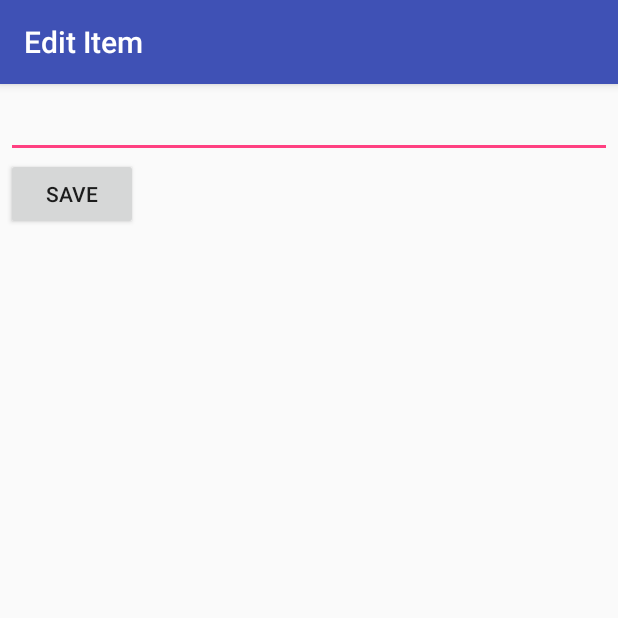
After one commit to alex-goodman/SimpleToDo, an Android app: the EditItemActivity screen opened directly, with no data from a screen before it, on a phone screen of 412 x 824 dp, the top half of it. The commit adds this screen. Run offline under Robolectric (Android 15) with nearby library versions, the phone set to English and light mode, and no system bars.

Commit message:
added edit functionality

```diff
--- a/app/src/main/AndroidManifest.xml
+++ b/app/src/main/AndroidManifest.xml
@@ -9,7 +9,8 @@
         android:roundIcon="@mipmap/ic_launcher_round"
         android:supportsRtl="true"
         android:theme="@style/AppTheme">
-        <activity android:name=".MainActivity"
+        <activity
+            android:name=".MainActivity"
             android:windowSoftInputMode="adjustResize">
             <intent-filter>
                 <action android:name="android.intent.action.MAIN" />
@@ -17,6 +18,7 @@
                 <category android:name="android.intent.category.LAUNCHER" />
             </intent-filter>
         </activity>
+        <activity android:name=".EditItemActivity"></activity>
     </application>
 
 </manifest>
--- /dev/null
+++ b/app/src/main/java/codepath/com/simpletodo/EditItemActivity.java
@@ -0,0 +1,41 @@
+package codepath.com.simpletodo;
+
+import android.content.Intent;
+import android.os.Bundle;
+import android.support.v7.app.AppCompatActivity;
+import android.view.View;
+import android.widget.EditText;
+
+import static codepath.com.simpletodo.MainActivity.ITEM_POSITION;
+import static codepath.com.simpletodo.MainActivity.ITEM_TEXT;
+
+public class EditItemActivity extends AppCompatActivity {
+
+    EditText etItemText;
+
+    // item's position in the list
+    int position;
+
+    @Override
+    protected void onCreate(Bundle savedInstanceState) {
+        super.onCreate(savedInstanceState);
+        setContentView(R.layout.activity_edit_item);
+
+        etItemText = (EditText) findViewById(R.id.etItemText);
+        etItemText.setText(getIntent().getStringExtra(ITEM_TEXT));
+
+        position = getIntent().getIntExtra(ITEM_POSITION, 0);
+
+        getSupportActionBar().setTitle("Edit Item");
+    }
+
+    public void onSaveItem(View v) {
+        Intent data = new Intent();
+
+        data.putExtra(ITEM_TEXT, etItemText.getText().toString());
+        data.putExtra(ITEM_POSITION, position);
+        setResult(RESULT_OK, data);
+        finish();
+
+    }
+}
--- /dev/null
+++ b/app/src/main/res/layout/activity_edit_item.xml
@@ -0,0 +1,32 @@
+<?xml version="1.0" encoding="utf-8"?>
+<android.support.constraint.ConstraintLayout xmlns:android="http://schemas.android.com/apk/res/android"
+    xmlns:app="http://schemas.android.com/apk/res-auto"
+    xmlns:tools="http://schemas.android.com/tools"
+    android:layout_width="match_parent"
+    android:layout_height="match_parent"
+    tools:context=".EditItemActivity">
+
+    <EditText
+        android:id="@+id/etItemText"
+        android:layout_width="0dp"
+        android:layout_height="wrap_content"
+        android:layout_marginEnd="4dp"
+        android:layout_marginLeft="4dp"
+        android:layout_marginRight="4dp"
+        android:layout_marginStart="4dp"
+        android:layout_marginTop="4dp"
+        android:ems="10"
+        android:inputType="textMultiLine"
+        app:layout_constraintEnd_toEndOf="parent"
+        app:layout_constraintStart_toStartOf="parent"
+        app:layout_constraintTop_toTopOf="parent" />
+
+    <Button
+        android:id="@+id/save_but"
+        android:layout_width="wrap_content"
+        android:layout_height="wrap_content"
+        android:text="Save"
+        android:onClick="onSaveItem"
+        app:layout_constraintStart_toStartOf="@+id/etItemText"
+        app:layout_constraintTop_toBottomOf="@+id/etItemText" />
+</android.support.constraint.ConstraintLayout>
```
Also changed, not shown: app/src/main/java/codepath/com/simpletodo/MainActivity.java (+42 -0 lines).
